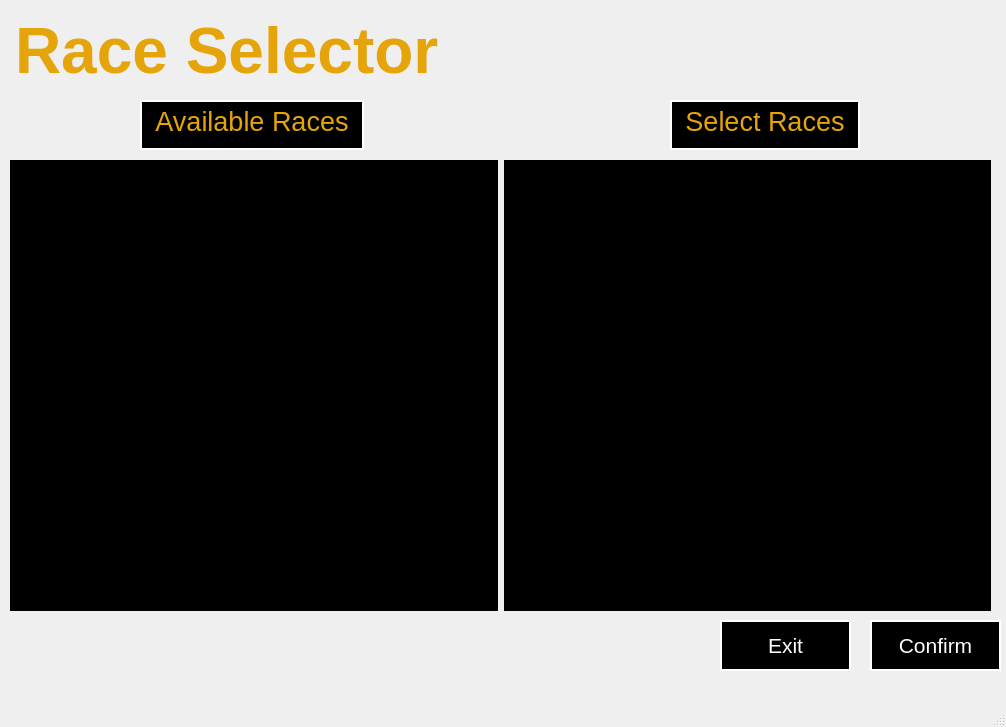
Qt form client/Lobby/raceselector.ui (mateozorzi/practice-sdd) before a commit.
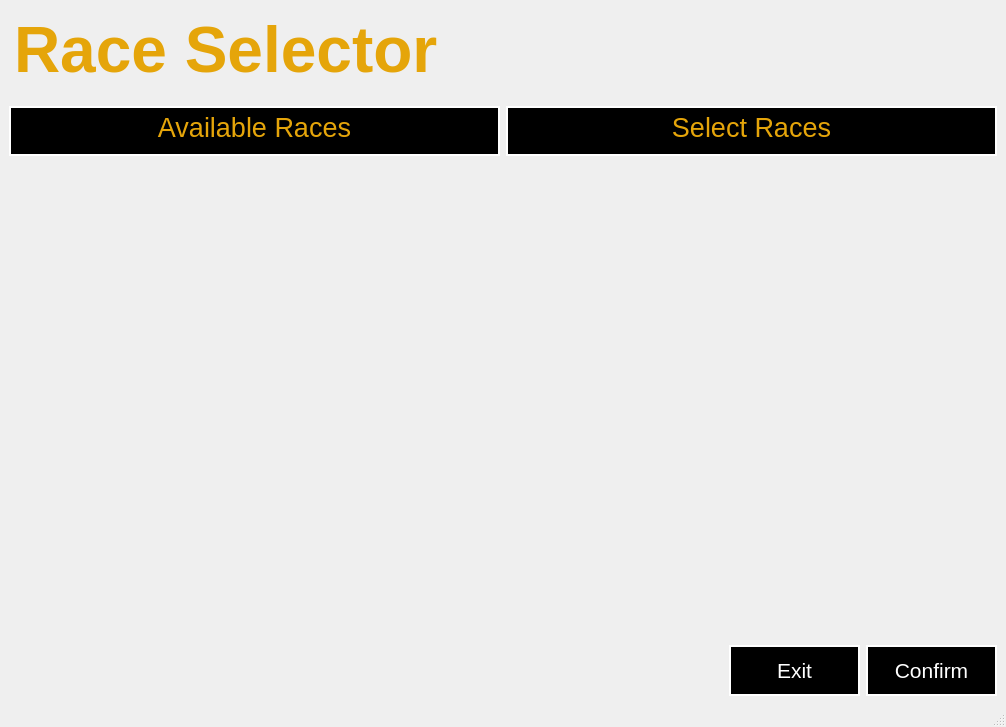
The same form after that commit. Icons and pictures are not drawn.

What changed in the file:
```diff
--- a/client/Lobby/raceselector.ui
+++ b/client/Lobby/raceselector.ui
@@ -10,6 +10,12 @@
     <height>727</height>
    </rect>
   </property>
+  <property name="sizePolicy">
+   <sizepolicy hsizetype="Expanding" vsizetype="Expanding">
+    <horstretch>0</horstretch>
+    <verstretch>0</verstretch>
+   </sizepolicy>
+  </property>
   <property name="minimumSize">
    <size>
     <width>1006</width>
@@ -18,8 +24,8 @@
   </property>
   <property name="maximumSize">
    <size>
-    <width>1006</width>
-    <height>727</height>
+    <width>16777215</width>
+    <height>16777215</height>
    </size>
   </property>
   <property name="windowTitle">
@@ -34,63 +40,9 @@
 }</string>
   </property>
   <widget class="QWidget" name="centralwidget">
-   <widget class="QPushButton" name="pushButton">
-    <property name="geometry">
-     <rect>
-      <x>870</x>
-      <y>620</y>
-      <width>131</width>
-      <height>51</height>
-     </rect>
-    </property>
-    <property name="font">
-     <font>
-      <pointsize>16</pointsize>
-     </font>
-    </property>
-    <property name="styleSheet">
-     <string notr="true">border: 2px solid;
-color: rgb(255, 255, 255);
-background-color: rgb(0, 0, 0);
-border-color: rgb(255, 255, 255);</string>
-    </property>
-    <property name="text">
-     <string>Confirm</string>
-    </property>
-   </widget>
-   <widget class="QPushButton" name="pushButton_2">
-    <property name="geometry">
-     <rect>
-      <x>720</x>
-      <y>620</y>
-      <width>131</width>
-      <height>51</height>
-     </rect>
-    </property>
-    <property name="font">
-     <font>
-      <pointsize>16</pointsize>
-     </font>
-    </property>
-    <property name="styleSheet">
-     <string notr="true">border: 2px solid;
-color: rgb(255, 255, 255);
-background-color: rgb(0, 0, 0);
-border-color: rgb(255, 255, 255);</string>
-    </property>
-    <property name="text">
-     <string>Exit</string>
-    </property>
-   </widget>
+   <layout class="QVBoxLayout" name="verticalLayout_3">
+    <item>
    <widget class="QTextEdit" name="textEdit">
-    <property name="geometry">
-     <rect>
-      <x>10</x>
-      <y>10</y>
-      <width>981</width>
-      <height>91</height>
-     </rect>
-    </property>
     <property name="sizePolicy">
      <sizepolicy hsizetype="Expanding" vsizetype="Fixed">
       <horstretch>0</horstretch>
@@ -120,24 +72,28 @@
 &lt;p style=&quot; margin-top:0px; margin-bottom:0px; margin-left:0px; margin-right:0px; -qt-block-indent:0; text-indent:0px;&quot;&gt;&lt;span style=&quot; font-size:48pt; font-weight:700; color:#e5a50a;&quot;&gt;Race Selector&lt;/span&gt;&lt;/p&gt;&lt;/body&gt;&lt;/html&gt;</string>
     </property>
    </widget>
+    </item>
+    <item>
+     <layout class="QHBoxLayout" name="horizontalLayout">
+      <item>
+       <layout class="QVBoxLayout" name="verticalLayout">
+        <item>
    <widget class="QTextEdit" name="textEdit_2">
-    <property name="geometry">
-     <rect>
-      <x>140</x>
-      <y>100</y>
-      <width>224</width>
-      <height>50</height>
-     </rect>
-    </property>
     <property name="sizePolicy">
-     <sizepolicy hsizetype="Fixed" vsizetype="Expanding">
+           <sizepolicy hsizetype="Expanding" vsizetype="Expanding">
       <horstretch>0</horstretch>
       <verstretch>0</verstretch>
      </sizepolicy>
     </property>
+          <property name="minimumSize">
+           <size>
+            <width>224</width>
+            <height>50</height>
+           </size>
+          </property>
     <property name="maximumSize">
      <size>
-      <width>224</width>
+            <width>16777215</width>
       <height>50</height>
      </size>
     </property>
@@ -160,24 +116,62 @@
 &lt;p align=&quot;center&quot; style=&quot; margin-top:0px; margin-bottom:0px; margin-left:0px; margin-right:0px; -qt-block-indent:0; text-indent:0px;&quot;&gt;&lt;span style=&quot; font-size:20pt; color:#e5a50a;&quot;&gt;Available Races&lt;/span&gt;&lt;/p&gt;&lt;/body&gt;&lt;/html&gt;</string>
     </property>
    </widget>
+        </item>
+        <item>
+         <widget class="QTableWidget" name="availableRaces">
+          <property name="styleSheet">
+           <string notr="true">QTableWidget {
+    background-color: transparent;
+    alternate-background-color: transparent;
+    text-align: center;
+    gridline-color: white;
+}
+
+QTableWidget::item {
+color: black;
+font-size: 12pt;
+text-align: center;
+border: 1px solid black;
+padding: 8px;
+background-color: white;
+font-weight: normal;
+}
+
+QTableWidget::item:selected {
+    background-color: #333333;
+}
+
+QHeaderView::section {
+	color: rgb(229, 165, 10);
+    font-size: 10pt;
+    background-color: black;
+    border: 1px solid white;
+    text-align: center;
+}</string>
+          </property>
+         </widget>
+        </item>
+       </layout>
+      </item>
+      <item>
+       <layout class="QVBoxLayout" name="verticalLayout_2">
+        <item>
    <widget class="QTextEdit" name="textEdit_3">
-    <property name="geometry">
-     <rect>
-      <x>670</x>
-      <y>100</y>
-      <width>190</width>
-      <height>50</height>
-     </rect>
-    </property>
     <property name="sizePolicy">
-     <sizepolicy hsizetype="Fixed" vsizetype="Expanding">
+           <sizepolicy hsizetype="Expanding" vsizetype="Expanding">
       <horstretch>0</horstretch>
       <verstretch>0</verstretch>
      </sizepolicy>
     </property>
+          <property name="minimumSize">
+           <size>
+            <width>190</width>
+            <height>50</height>
+           </size>
+          </property>
     <property name="maximumSize">
      <size>
-      <width>190</width>
+            <width>16777215</width>
       <height>50</height>
      </size>
     </property>
@@ -200,68 +194,25 @@
 &lt;p align=&quot;center&quot; style=&quot; margin-top:0px; margin-bottom:0px; margin-left:0px; margin-right:0px; -qt-block-indent:0; text-indent:0px;&quot;&gt;&lt;span style=&quot; font-size:20pt; color:#e5a50a;&quot;&gt;Select Races&lt;/span&gt;&lt;/p&gt;&lt;/body&gt;&lt;/html&gt;</string>
     </property>
    </widget>
-   <widget class="QWidget" name="layoutWidget">
-    <property name="geometry">
-     <rect>
-      <x>10</x>
-      <y>160</y>
-      <width>981</width>
-      <height>451</height>
-     </rect>
-    </property>
-    <layout class="QHBoxLayout" name="horizontalLayout">
-     <item>
-      <widget class="QTableWidget" name="availableRaces">
-       <property name="styleSheet">
-        <string notr="true">QTableWidget {
-    background-color: black;
-    alternate-background-color: black;
-    text-align: center;
-    gridline-color: white;
-}
-
-QTableWidget::item {
-    color: white;
-    font-size: 8pt;
-    text-align: center;
-    border: 1px solid white;
-    background-color: black;
-    font-weight: normal;
-	text-align: center;
-}
-
-QTableWidget::item:selected {
-    background-color: #333333;
-}
-
-QHeaderView::section {
-	color: rgb(229, 165, 10);
-    font-size: 10pt;
-    background-color: black;
-    border: 1px solid white;
-    text-align: center;
-}</string>
-       </property>
-      </widget>
      </item>
      <item>
       <widget class="QTableWidget" name="select">
        <property name="styleSheet">
         <string notr="true">QTableWidget {
-    background-color: black;
-    alternate-background-color: black;
+    background-color: transparent;
+    alternate-background-color: transparent;
     text-align: center;
     gridline-color: white;
 }
 
 QTableWidget::item {
-    color: white;
-    font-size: 8pt;
-    text-align: center;
-    border: 1px solid white;
-    background-color: black;
-    font-weight: normal;
-	text-align: center;
+color: black;
+font-size: 12pt;
+text-align: center;
+border: 1px solid black;
+padding: 8px;
+background-color: white;
+font-weight: normal;
 }
 
 QTableWidget::item:selected {
@@ -279,7 +230,87 @@
       </widget>
      </item>
     </layout>
-   </widget>
+      </item>
+     </layout>
+    </item>
+    <item>
+     <layout class="QHBoxLayout" name="horizontalLayout_2">
+      <item>
+       <spacer name="horizontalSpacer">
+        <property name="orientation">
+         <enum>Qt::Orientation::Horizontal</enum>
+        </property>
+        <property name="sizeHint" stdset="0">
+         <size>
+          <width>40</width>
+          <height>20</height>
+         </size>
+        </property>
+       </spacer>
+      </item>
+      <item>
+       <widget class="QPushButton" name="pushButton_2">
+        <property name="minimumSize">
+         <size>
+          <width>131</width>
+          <height>51</height>
+         </size>
+        </property>
+        <property name="maximumSize">
+         <size>
+          <width>131</width>
+          <height>51</height>
+         </size>
+        </property>
+        <property name="font">
+         <font>
+          <pointsize>16</pointsize>
+         </font>
+        </property>
+        <property name="styleSheet">
+         <string notr="true">border: 2px solid;
+color: rgb(255, 255, 255);
+background-color: rgb(0, 0, 0);
+border-color: rgb(255, 255, 255);</string>
+        </property>
+        <property name="text">
+         <string>Exit</string>
+        </property>
+       </widget>
+      </item>
+      <item>
+       <widget class="QPushButton" name="pushButton">
+        <property name="minimumSize">
+         <size>
+          <width>131</width>
+          <height>51</height>
+         </size>
+        </property>
+        <property name="maximumSize">
+         <size>
+          <width>131</width>
+          <height>51</height>
+         </size>
+        </property>
+        <property name="font">
+         <font>
+          <pointsize>16</pointsize>
+         </font>
+        </property>
+        <property name="styleSheet">
+         <string notr="true">border: 2px solid;
+color: rgb(255, 255, 255);
+background-color: rgb(0, 0, 0);
+border-color: rgb(255, 255, 255);</string>
+        </property>
+        <property name="text">
+         <string>Confirm</string>
+        </property>
+       </widget>
+      </item>
+     </layout>
+    </item>
+   </layout>
   </widget>
   <widget class="QMenuBar" name="menubar">
    <property name="geometry">
```
Lines whose indentation alone changed are shown as unchanged.
